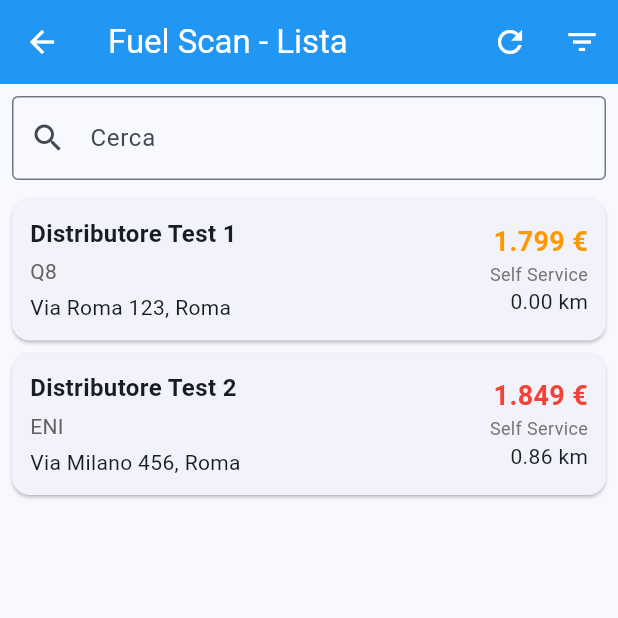
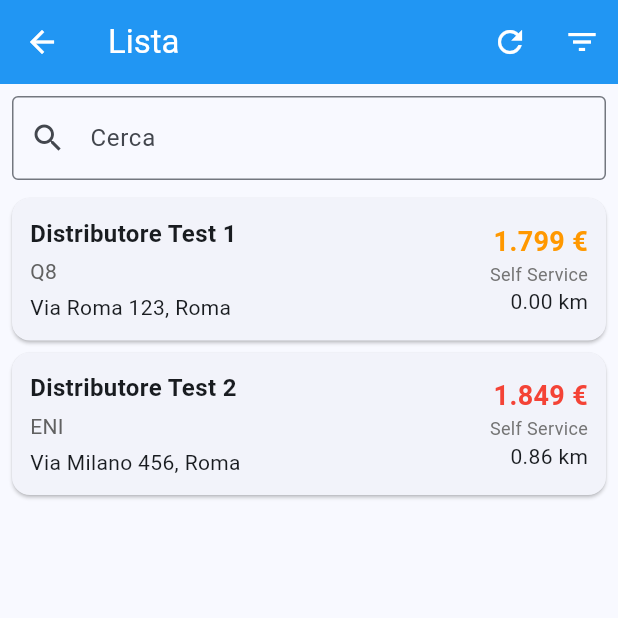
Before and after one commit to nonzod/fuel-scan, a Flutter app: the ListScreen screen opened directly, on a phone screen of 412 x 824 dp, the top half of it. Run offline on Flutter 3.47's test engine with Material 3 defaults, Android fonts, the phone set to English and light mode, and no system bars; drawn by our look-alikes of google_mobile_ads; our stand-ins replace geolocator, google_maps_flutter, hive, hive_flutter; accounts and stored records are empty; network calls fail.

Commit message:
Fix title

```diff
--- a/lib/screens/list_screen.dart
+++ b/lib/screens/list_screen.dart
@@ -17,7 +17,7 @@ class ListScreen extends StatelessWidget {
       builder: (context, provider, child) {
         return Scaffold(
           appBar: AppBar(
-            title: const Text('Fuel Scan - Lista'),
+            title: const Text('Lista'),
             actions: [
               IconButton(
                 icon: const Icon(Icons.refresh),
--- a/lib/screens/map_screen.dart
+++ b/lib/screens/map_screen.dart
@@ -57,7 +57,7 @@ class _MapScreenState extends State<MapScreen> {
 
         return Scaffold(
           appBar: AppBar(
-            title: const Text('Fuel Scan - Mappa'),
+            title: const Text('Mappa'),
             actions: [
               IconButton(
                 icon: const Icon(Icons.refresh),
```
